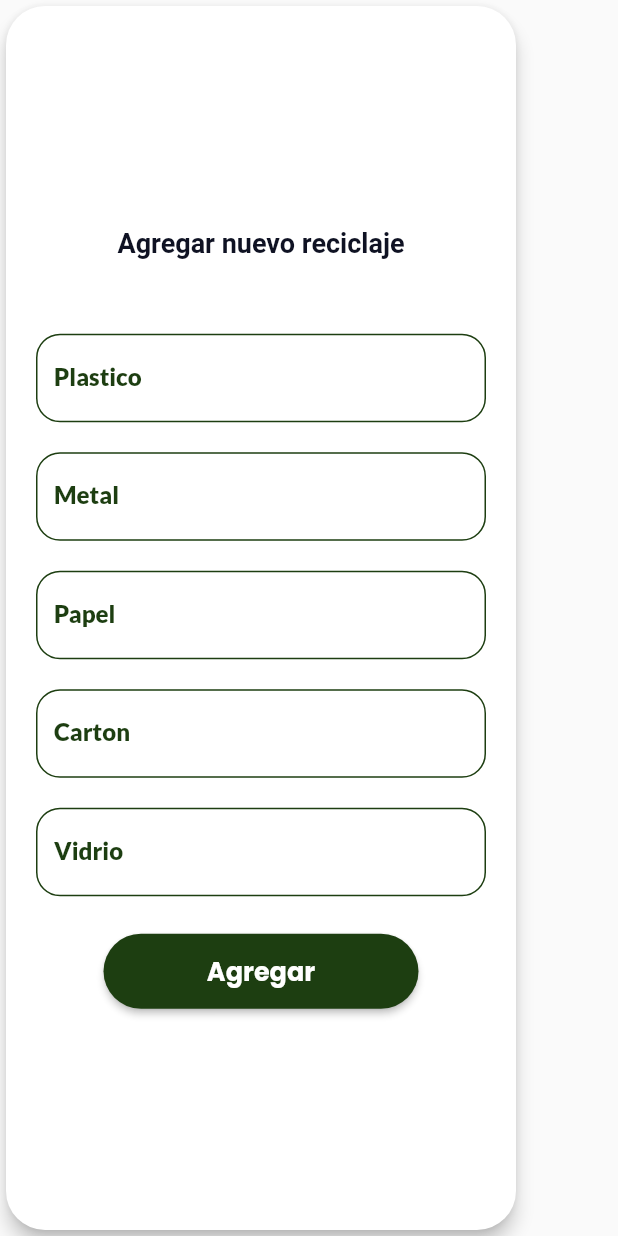
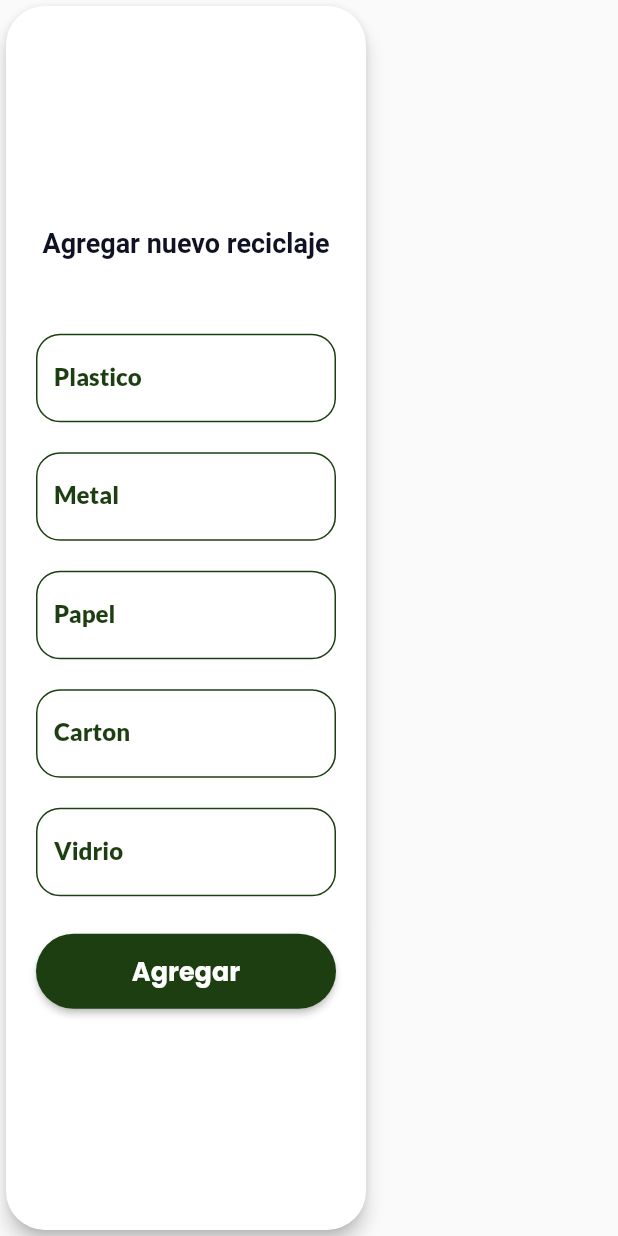
Before and after one commit to Stivenmore/admin_ambient, a Flutter app: the FormAddRecycler widget shown alone on an empty page, opened directly with empty values, on a phone screen of 412 x 824 dp. Run offline on Flutter 3.47's test engine with Material 2 defaults, Android fonts, the phone set to English and light mode, and no system bars; drawn by our look-alikes of rounded_loading_button; our stand-ins replace cached_network_image, cloud_firestore, equatable, firebase_auth, firebase_core, flutter_bloc and 4 more; accounts and stored records are empty.

Commit message:
save responsive 4

```diff
--- a/lib/screen/home/layouts/dashboard/layouts/detail_user/components/formaddrecycler.dart
+++ b/lib/screen/home/layouts/dashboard/layouts/detail_user/components/formaddrecycler.dart
@@ -1,5 +1,6 @@
 import 'package:admin_ambient/domain/logic/user/user_cubit.dart';
 import 'package:admin_ambient/domain/models/user_model.dart';
+import 'package:admin_ambient/screen/utils/global_functions/global_functions.dart';
 import 'package:admin_ambient/screen/utils/responsive/responsive.dart';
 import 'package:admin_ambient/screen/utils/theme/colors.dart';
 import 'package:flutter/material.dart';
@@ -52,7 +53,9 @@ class _FormAddRecyclerState extends State<FormAddRecycler> {
         child: Padding(
           padding: EdgeInsets.all(responsive.width > 350 ? 20.0 : 10),
           child: SizedBox(
-            width: responsive.width > 300 ? 300 : 165,
+            width: imageCalculateWidthHome(responsive) == DisplayType.mobile
+                ? 200
+                : 300,
             child: Column(
               crossAxisAlignment: CrossAxisAlignment.center,
               mainAxisAlignment: MainAxisAlignment.center,
```
Also changed, not shown: lib/screen/home/layouts/dashboard/layouts/detail_user/layouts/detailuser_screen.dart (+3 -6 lines).
